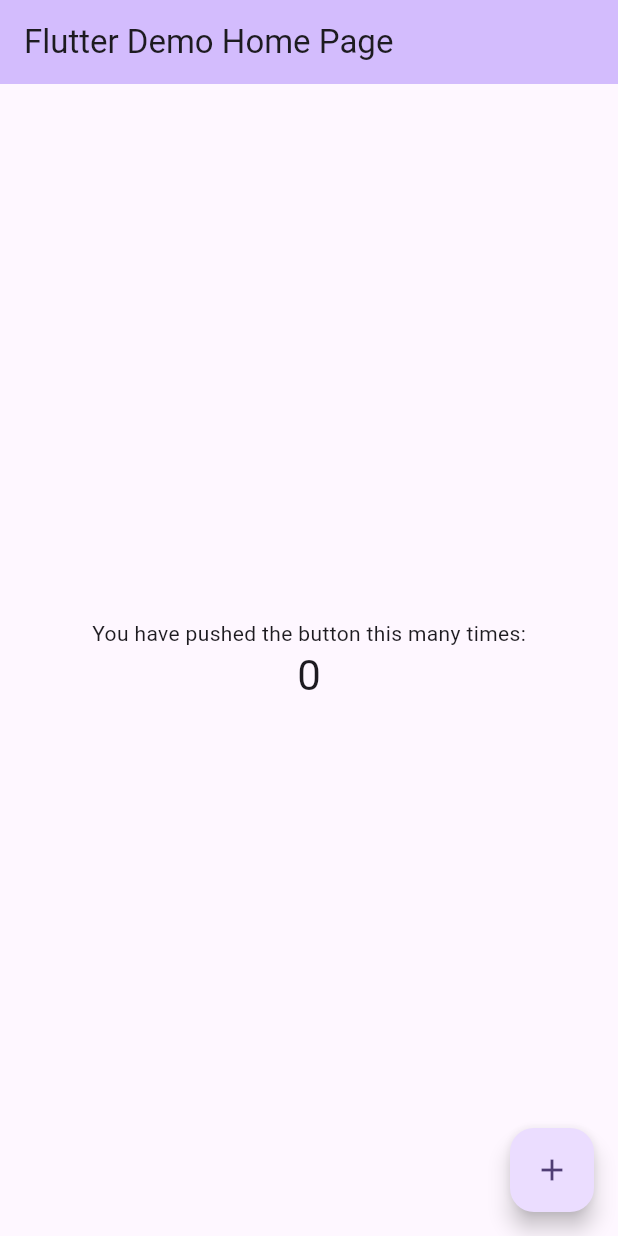
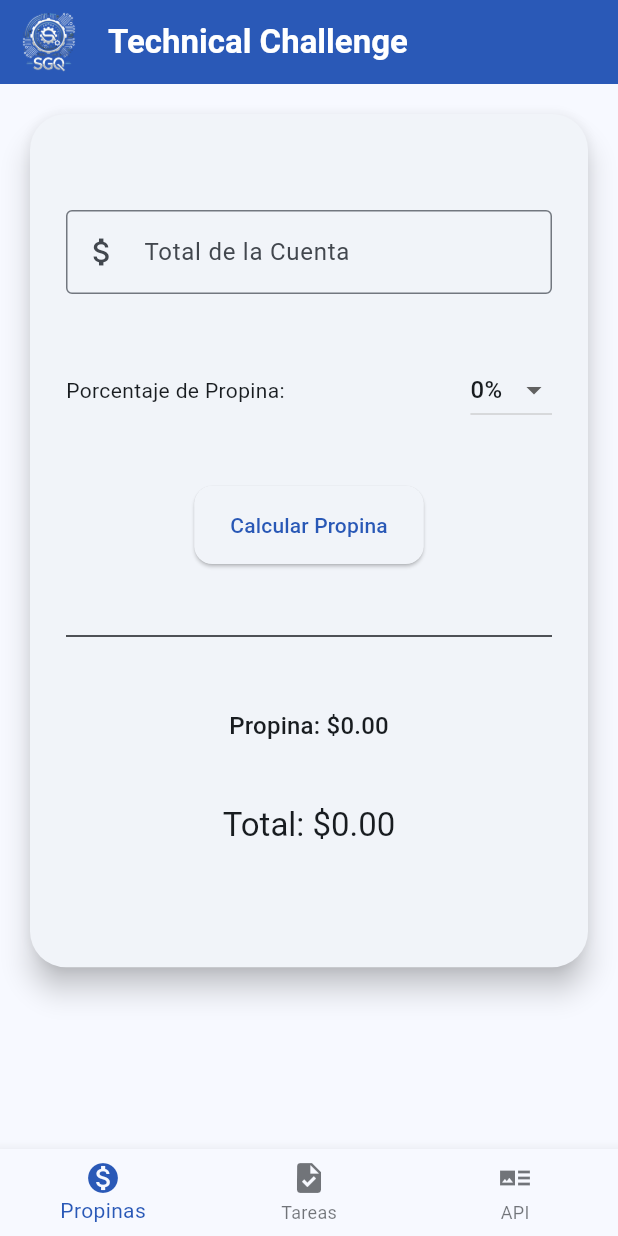
Before and after one commit to sebastian-quijas9/TipCalc_TaskManager_API_Integration, a Flutter app: the screen it shows after launch, on a phone screen of 412 x 824 dp. Run offline on Flutter 3.47's test engine with Material 3 defaults, Android fonts, the phone set to English and light mode, and no system bars.

Commit message:
Listo propinas y desarrollo de provaider

```diff
--- a/analysis_options.yaml
+++ b/analysis_options.yaml
@@ -7,6 +7,9 @@
 
 # The following line activates a set of recommended lints for Flutter apps,
 # packages, and plugins designed to encourage good coding practices.
+analyzer:
+  errors:
+    library_private_types_in_public_api: ignore
 include: package:flutter_lints/flutter.yaml
 
 linter:
--- a/lib/main.dart
+++ b/lib/main.dart
@@ -1,7 +1,20 @@
 import 'package:flutter/material.dart';
+import 'package:provider/provider.dart';
+import 'package:technical_challenge/assets/task_list_page/task_provider.dart';
+import 'pages/tip_calculator_page.dart';
+import 'pages/task_list_page.dart';
+import 'pages/consumo_api.dart';
 
 void main() {
-  runApp(const MyApp());
+  runApp(
+    MultiProvider(
+      providers: [
+        ChangeNotifierProvider(
+            create: (_) => TaskProvider()), // Proveedor para TaskProvider
+      ],
+      child: const MyApp(),
+    ),
+  );
 }
 
 class MyApp extends StatelessWidget {
@@ -10,33 +23,44 @@ class MyApp extends StatelessWidget {
   @override
   Widget build(BuildContext context) {
     return MaterialApp(
-      title: 'Flutter Demo',
+      title: 'Technical Challenge', // Título de la aplicación.
+      debugShowCheckedModeBanner: false, // Oculta la etiqueta de debug.
       theme: ThemeData(
-
-        colorScheme: ColorScheme.fromSeed(seedColor: Colors.deepPurple),
-        useMaterial3: true,
+        colorScheme: ColorScheme.fromSeed(
+          seedColor: const Color.fromARGB(255, 0, 109, 168), //Color principal.
+          primary: const Color.fromARGB(
+              212, 0, 56, 168), // Color primario personalizado.
+          secondary: const Color(0xFFFF0000), // Color secundario personalizado.
+        ),
+        useMaterial3: true, // Utiliza el estilo de Material Design 3.
       ),
-      home: const MyHomePage(title: 'Flutter Demo Home Page'),
+      home:
+          const HomePage(), // Se establece la HomePage como la página de inicio.
     );
   }
 }
 
-class MyHomePage extends StatefulWidget {
-  const MyHomePage({super.key, required this.title});
-
-
-  final String title;
+class HomePage extends StatefulWidget {
+  const HomePage({super.key});
 
   @override
-  State<MyHomePage> createState() => _MyHomePageState();
+  State<HomePage> createState() =>
+      _HomePageState(); // Se crea el estado asociado a HomePage.
 }
 
-class _MyHomePageState extends State<MyHomePage> {
-  int _counter = 0;
+class _HomePageState extends State<HomePage> {
+  int _currentIndex =
+      0; // Índice actual para controlar la página seleccionada en el BottomNavigationBar.
+  final List<Widget> _pages = [
+    const TipCalculatorPage(), // Página de la calculadora de propinas.
+    const TaskListPage(), // Página de la lista de tareas.
+    const ApiPage(), // Página que consume la API.
+  ];
 
-  void _incrementCounter() {
+  // Método para actualizar el índice cuando se selecciona una nueva pestaña en el BottomNavigationBar.
+  void _onTabTapped(int index) {
     setState(() {
-      _counter++;
+      _currentIndex = index; // Actualiza el índice y redibuja la interfaz.
     });
   }
 
@@ -44,31 +68,62 @@ class _MyHomePageState extends State<MyHomePage> {
   Widget build(BuildContext context) {
     return Scaffold(
       appBar: AppBar(
-
-        backgroundColor: Theme.of(context).colorScheme.inversePrimary,
-
-        title: Text(widget.title),
-      ),
-      body: Center(
-
-        child: Column(
-
-          mainAxisAlignment: MainAxisAlignment.center,
-          children: <Widget>[
-            const Text(
-              'You have pushed the button this many times:',
-            ),
-            Text(
-              '$_counter',
-              style: Theme.of(context).textTheme.headlineMedium,
-            ),
-          ],
+        backgroundColor: Theme.of(context)
+            .colorScheme
+            .primary, // Establece el color de fondo del AppBar.
+        leading: Padding(
+          padding: const EdgeInsets.only(
+              left: 10.0,
+              top: 3.0,
+              bottom: 3.0), // Se añade padding a la imagen.
+          child: Image.asset(
+            'lib/images/logo_sgq.png', // Ruta de la imagen para el logo.
+          ),
+        ),
+        title: const Text(
+          'Technical Challenge', // Título del AppBar.
+          style: TextStyle(
+            color: Colors.white, // Estilo del texto en blanco.
+            fontWeight: FontWeight.bold, // Texto en negrita.
+            overflow: TextOverflow.ellipsis, // Trunca el texto si es muy largo.
+          ),
+          maxLines: 1, // Asegura que el texto ocupe solo una línea.
         ),
       ),
-      floatingActionButton: FloatingActionButton(
-        onPressed: _incrementCounter,
-        tooltip: 'Increment',
-        child: const Icon(Icons.add),
+      body: AnimatedSwitcher(
+        duration: const Duration(
+            milliseconds:
+                300), // Duración de la animación al cambiar de página.
+        child:
+            _pages[_currentIndex], // Muestra la página seleccionada en _pages.
+      ),
+      bottomNavigationBar: BottomNavigationBar(
+        currentIndex: _currentIndex, // Índice actual del BottomNavigationBar.
+        onTap:
+            _onTabTapped, // Llama a _onTabTapped cuando se selecciona una pestaña.
+        items: const [
+          BottomNavigationBarItem(
+            icon: Icon(Icons
+                .monetization_on), // Ícono de la pestaña para la calculadora de propinas.
+            label:
+                'Propinas', // Etiqueta de la pestaña para la calculadora de propinas.
+          ),
+          BottomNavigationBarItem(
+            icon: Icon(Icons.task),
+            label: 'Tareas',
+          ),
+          BottomNavigationBarItem(
+            icon: Icon(Icons.art_track_sharp),
+            label: 'API',
+          ),
+        ],
+        selectedItemColor: Theme.of(context)
+            .colorScheme
+            .primary, // Color del ítem seleccionado.
+        unselectedItemColor: Theme.of(context)
+            .colorScheme
+            .onSurface
+            .withOpacity(0.6), // Color de los ítems no seleccionados.
       ),
     );
   }
--- a/lib/pages/tip_calculator_page.dart
+++ b/lib/pages/tip_calculator_page.dart
@@ -0,0 +1,184 @@
+// ignore_for_file: library_private_types_in_public_api
+import 'package:flutter/material.dart';
+
+class TipCalculatorPage extends StatefulWidget {
+  const TipCalculatorPage({super.key});
+
+  @override
+  // Crea el estado asociado a TipCalculatorPage.
+  _TipCalculatorPageState createState() => _TipCalculatorPageState();
+}
+
+class _TipCalculatorPageState extends State<TipCalculatorPage> {
+  //Se declaran las variables como tipo double
+  double _billAmount = 0.0;
+  double _tipPercentage = 0.0;
+  double _tipAmount = 0.0;
+  double _totalAmount = 0.0;
+
+  // Método que calcula la propina y el total basado en el monto de la cuenta y el porcentaje de propina.
+  void _calculateTip() {
+    // Verifica si el monto de la cuenta es válido.
+    if (_billAmount <= 0) {
+      _showErrorMessage(); // Muestra un mensaje de error si el monto menor o igual a 0.
+      setState(() {
+        //Resetea los montos a 0 si es que se habia calculado antes la propina.
+        _tipAmount = 0.0;
+        _totalAmount = 0.0;
+      });
+
+      return; // Sale del método.
+    }
+
+    // Calcula la propina y el total.
+    setState(() {
+      _tipAmount = (_billAmount * _tipPercentage) / 100; // Calcula la propina.
+      _totalAmount = _billAmount + _tipAmount; // Calcula el monto total.
+    });
+  }
+
+  // Muestra un mensaje de error si el usuario no ha ingresado un monto válido para la cuenta.
+  void _showErrorMessage() {
+    const snackBar = SnackBar(
+      content: Text(
+          'Por favor, ingrese el total de la cuenta.'), // Mensaje que se muestra al usuario.
+      backgroundColor: Colors.red, // Color de fondo rojo para indicar error.
+      behavior:
+          SnackBarBehavior.floating, // El Snackbar flota sobre el contenido.
+      duration: Duration(seconds: 3), // Duración del mensaje en pantalla.
+      margin: EdgeInsets.symmetric(
+          horizontal: 16, vertical: 10), // Margen alrededor del mensaje.
+    );
+
+    ScaffoldMessenger.of(context)
+        .showSnackBar(snackBar); // Muestra el Snackbar.
+  }
+
+  @override
+  Widget build(BuildContext context) {
+    return Scaffold(
+      body: SingleChildScrollView(
+        padding: const EdgeInsets.all(16.0), // Padding para todo el contenido.
+        child: Center(
+          child: Column(
+            mainAxisAlignment: MainAxisAlignment.center, // Centra el contenido.
+            children: [
+              Container(
+                constraints: BoxConstraints(
+                  maxWidth: 500, // Limita el ancho máximo de la tarjeta.
+                  minHeight: MediaQuery.of(context).size.height *
+                      0.7, // La tarjeta ocupa al menos el 70% de la altura de la pantalla.
+                ),
+                child: Card(
+                  shape: RoundedRectangleBorder(
+                    borderRadius: BorderRadius.circular(
+                        24), // Bordes redondeados para la tarjeta.
+                  ),
+                  elevation: 8, // Sombra alrededor de la tarjeta.
+                  child: Padding(
+                    padding: const EdgeInsets.all(
+                        24.0), // Padding interno de la tarjeta.
+                    child: Column(
+                      mainAxisSize: MainAxisSize
+                          .min, // La columna ocupa solo el espacio necesario.
+                      children: [
+                        const SizedBox(height: 40), // Espacio vertical.
+                        TextField(
+                          decoration: const InputDecoration(
+                            labelText:
+                                'Total de la Cuenta', // Etiqueta del campo de texto.
+                            prefixIcon: Icon(Icons
+                                .attach_money), // Ícono de moneda en el campo de texto.
+                            border:
+                                OutlineInputBorder(), // Borde del campo de texto.
+                          ),
+                          keyboardType: TextInputType
+                              .number, // Tipo de teclado para números.
+                          onChanged: (value) {
+                            setState(() {
+                              _billAmount = double.tryParse(value) ??
+                                  0.0; // Convierte el valor a double o 0 si es inválido.
+                            });
+                          },
+                        ),
+                        const SizedBox(height: 40), // Espacio vertical.
+                        Row(
+                          mainAxisAlignment: MainAxisAlignment
+                              .spaceBetween, // Distribuye los elementos con espacio entre ellos.
+                          children: [
+                            const Text(
+                                'Porcentaje de Propina:'), // Etiqueta para el dropdown de porcentaje.
+                            DropdownButton<double>(
+                              value:
+                                  _tipPercentage, // Valor seleccionado actualmente.
+                              items: [
+                                0,
+                                10,
+                                15,
+                                20,
+                                25,
+                                30
+                              ] // Opciones de porcentaje de propina.
+                                  .map((percentage) => DropdownMenuItem(
+                                        value: percentage
+                                            .toDouble(), // Convierte cada porcentaje a double.
+                                        child: Text(
+                                            '$percentage%'), // Texto mostrado en cada opción.
+                                      ))
+                                  .toList(),
+                              onChanged: (value) {
+                                setState(() {
+                                  _tipPercentage =
+                                      value!; // Actualiza el porcentaje de propina seleccionado.
+                                });
+                              },
+                            ),
+                          ],
+                        ),
+                        const SizedBox(height: 40), // Espacio vertical.
+                        ElevatedButton(
+                          style: ElevatedButton.styleFrom(
+                            padding: const EdgeInsets.symmetric(
+                                vertical: 16.0,
+                                horizontal: 24.0), // Padding dentro del botón.
+                            shape: RoundedRectangleBorder(
+                              borderRadius: BorderRadius.circular(
+                                  12), // Bordes redondeados para el botón.
+                            ),
+                          ),
+                          onPressed:
+                              _calculateTip, // Llama al método _calculateTip cuando se presiona el botón.
+                          child: const Text(
+                              'Calcular Propina'), // Texto del botón.
+                        ),
+                        const SizedBox(height: 40),
+                        Divider(
+                            color: Theme.of(context)
+                                .colorScheme
+                                .onSurface), // Línea divisoria.
+                        const SizedBox(height: 40),
+                        Text(
+                          'Propina: \$${_tipAmount.toStringAsFixed(2)}', // Muestra el monto de la propina calculada.
+                          style: Theme.of(context)
+                              .textTheme
+                              .titleMedium, // Estilo de texto.
+                        ),
+                        const SizedBox(height: 40),
+                        Text(
+                          'Total: \$${_totalAmount.toStringAsFixed(2)}', // Muestra el monto total calculado.
+                          style: Theme.of(context)
+                              .textTheme
+                              .titleLarge, // Estilo de texto.
+                        ),
+                      ],
+                    ),
+                  ),
+                ),
+              ),
+            ],
+          ),
+        ),
+      ),
+    );
+  }
+}
--- a/pubspec.yaml
+++ b/pubspec.yaml
@@ -32,9 +32,11 @@ dependencies:
     sdk: flutter
 
 
+
   # The following adds the Cupertino Icons font to your application.
   # Use with the CupertinoIcons class for iOS style icons.
   cupertino_icons: ^1.0.6
+  provider: ^6.1.2
 
 dev_dependencies:
   flutter_test:
@@ -59,8 +61,8 @@ flutter:
   uses-material-design: true
 
   # To add assets to your application, add an assets section, like this:
-  # assets:
-  #   - images/a_dot_burr.jpeg
+  assets:
+    - lib/images/
   #   - images/a_dot_ham.jpeg
 
   # An image asset can refer to one or more resolution-specific "variants", see
```
Also changed, not shown: lib/assets/task_list_page/task_models.dart (added, +8 -0 lines), lib/assets/task_list_page/task_provider.dart (added, +27 -0 lines), lib/pages/consumo_api.dart (+12 -0 lines), lib/pages/task_list_page.dart (+64 -0 lines), lib/images/logo_sgq.png (added), pubspec.lock.
